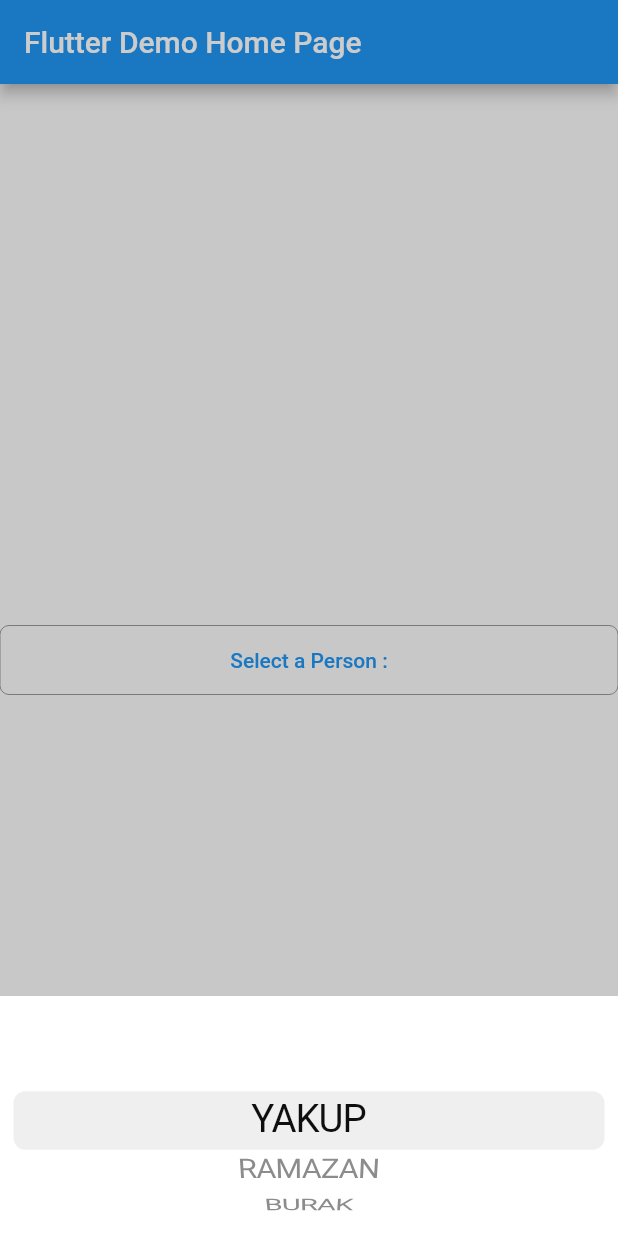
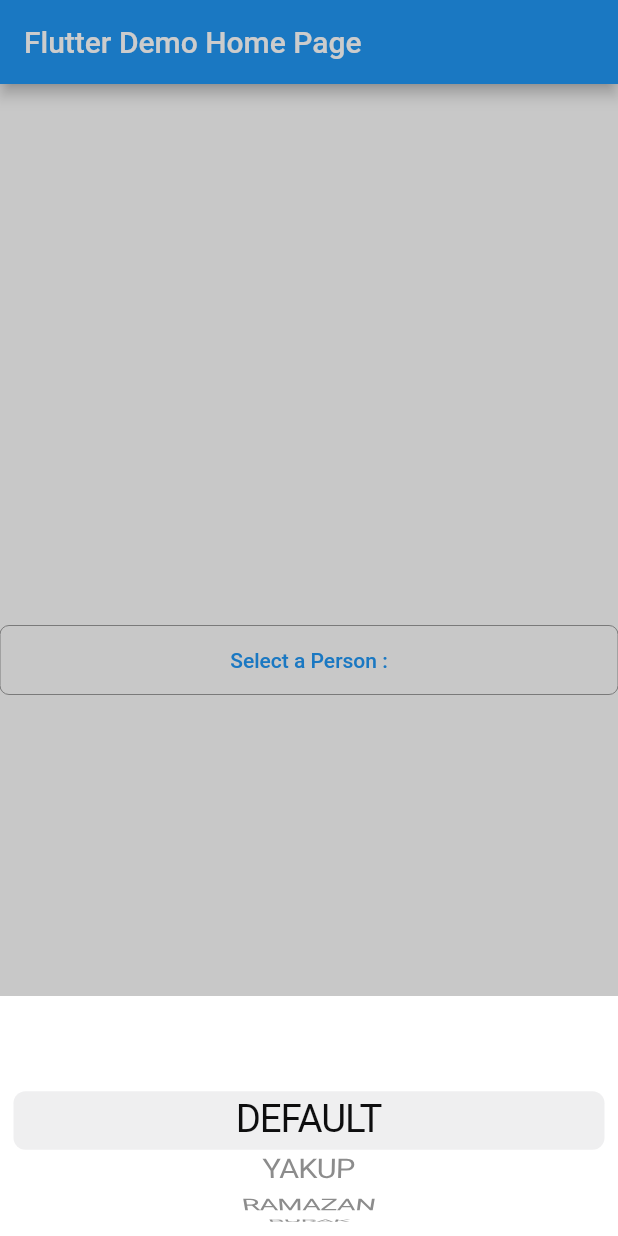
Before and after one commit to yakupbaser/dropdown_cupertino, a Flutter app: the screen it shows after launch, after a tap on "Select a Person :", on a phone screen of 412 x 824 dp. Run offline on Flutter 3.47's test engine with Material 2 defaults, Android fonts, the phone set to English and light mode, and no system bars.

Commit message:
initial option added.

```diff
--- a/example/lib/main.dart
+++ b/example/lib/main.dart
@@ -26,7 +26,8 @@ enum Person {
   ramazan,
 }
 
-Map<Person, String> personMap = {
+Map<Person?, String> personMap = {
+  null: "DEFAULT",
   Person.yakup: "YAKUP",
   Person.ramazan: "RAMAZAN",
   Person.burak: "BURAK"
--- a/lib/dropdown_cupertino.dart
+++ b/lib/dropdown_cupertino.dart
@@ -8,8 +8,8 @@ class DropDownCupertino<T extends Enum> extends StatefulWidget {
   final TextStyle? style;
   final ButtonStyle? buttonStyle;
   final double? height;
-  final Function(Enum) onSelectedItemChanged;
-  final Map<T, String> pickList;
+  final Function(Enum?) onSelectedItemChanged;
+  final Map<T?, String> pickList;
   const DropDownCupertino(
       {Key? key,
       required this.initialText,
```
